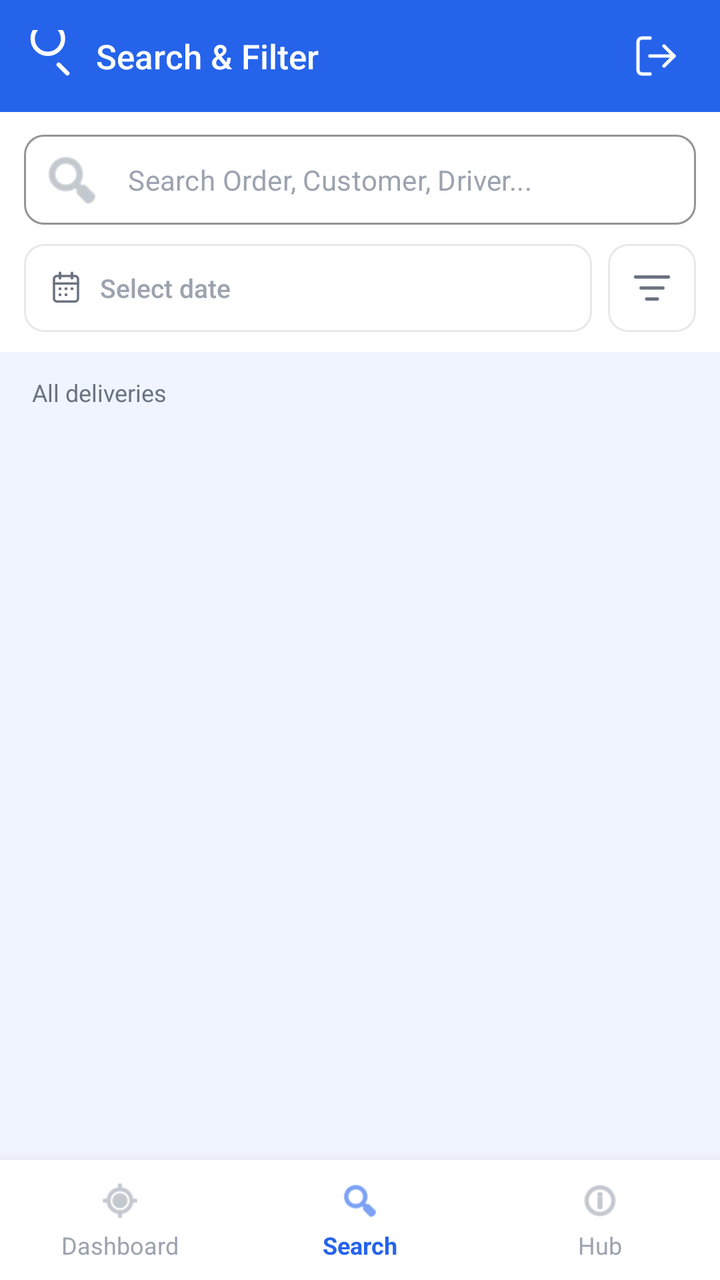
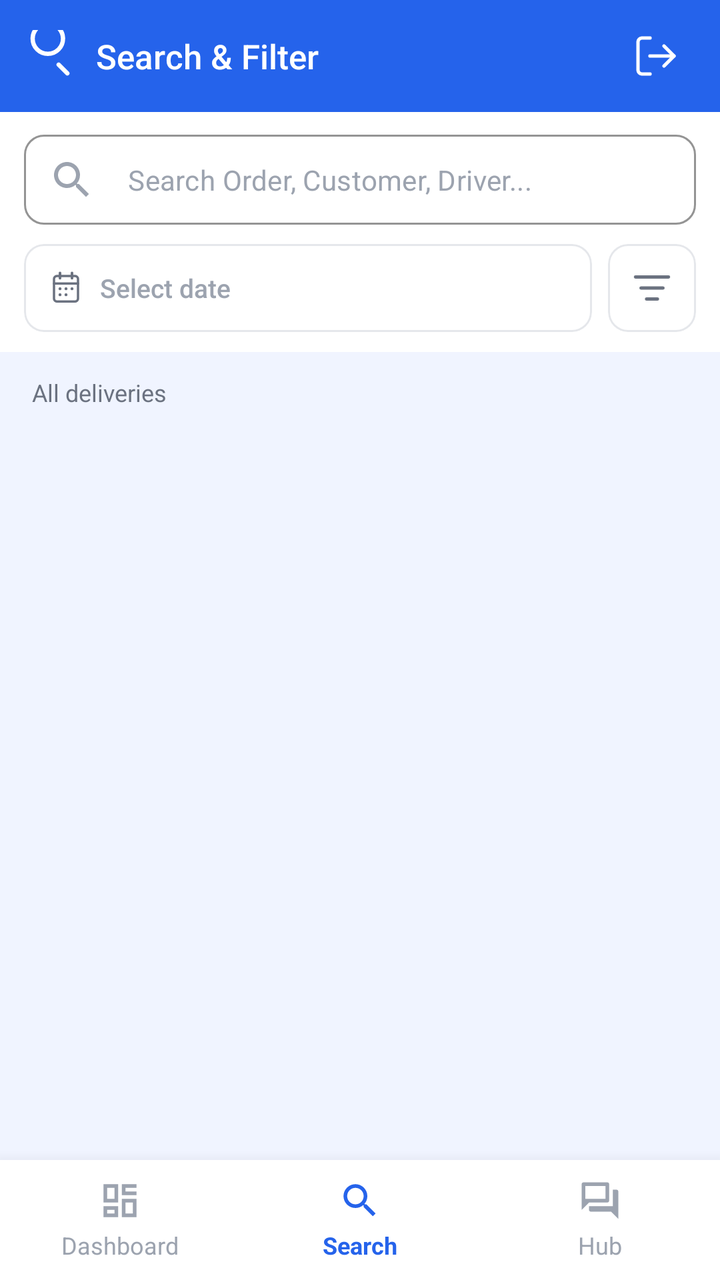

Two renders of the same Android screen: before a commit and after it. Below are the layout's source before the change and the commit's diff.
<!-- AndroidManifest.xml: application theme Theme.APPLICATIONMOBILESUPERVISIONDESLIVRAISONS -->
<!-- res/layout/activity_search.xml -->
<?xml version="1.0" encoding="utf-8"?>
<androidx.constraintlayout.widget.ConstraintLayout
    xmlns:android="http://schemas.android.com/apk/res/android"
    xmlns:app="http://schemas.android.com/apk/res-auto"
    android:layout_width="match_parent"
    android:layout_height="match_parent"
    android:background="#F0F4FF">

    
    <LinearLayout
        android:baselineAligned="false"
        android:id="@+id/top_bar"
        android:layout_width="match_parent"
        android:layout_height="56dp"
        android:background="#2563EB"
        android:gravity="center_vertical"
        android:orientation="horizontal"
        android:paddingStart="12dp"
        android:paddingEnd="16dp"
        app:layout_constraintTop_toTopOf="parent">

        
        <ImageView
            android:layout_width="26dp"
            android:layout_height="26dp"
            android:layout_marginEnd="10dp"
            android:contentDescription="Search icon"
            android:src="@drawable/ic_search_header"
            app:tint="#FFFFFF" />

        <TextView
            android:layout_width="0dp"
            android:layout_height="wrap_content"
            android:layout_weight="1"
            android:fontFamily="sans-serif-medium"
            android:text="Search &amp; Filter"
            android:textColor="#FFFFFF"
            android:textSize="17sp" />

        
        <ImageButton
            android:id="@+id/btn_back"
            android:layout_width="32dp"
            android:layout_height="32dp"
            android:background="?attr/selectableItemBackground"
            android:contentDescription="Back"
            android:src="@drawable/ic_logout"
            app:tint="#FFFFFF" />

    </LinearLayout>

    
    <LinearLayout
        android:baselineAligned="false"
        android:id="@+id/row_search"
        android:layout_width="match_parent"
        android:layout_height="wrap_content"
        android:orientation="vertical"
        android:background="#FFFFFF"
        android:paddingStart="12dp"
        android:paddingEnd="12dp"
        android:paddingTop="10dp"
        android:paddingBottom="10dp"
        app:layout_constraintTop_toBottomOf="@id/top_bar">

        
        <com.google.android.material.textfield.TextInputLayout
            android:id="@+id/til_search"
            style="@style/Widget.MaterialComponents.TextInputLayout.OutlinedBox.Dense"
            android:layout_width="match_parent"
            android:layout_height="wrap_content"
            android:layout_marginBottom="8dp"
            app:boxBackgroundColor="#FFFFFF"
            app:boxCornerRadiusBottomEnd="10dp"
            app:boxCornerRadiusBottomStart="10dp"
            app:boxCornerRadiusTopEnd="10dp"
            app:boxCornerRadiusTopStart="10dp"
            app:boxStrokeColor="#E5E7EB"
            app:boxStrokeWidth="1dp"
            app:hintEnabled="false"
            app:startIconDrawable="@android:drawable/ic_menu_search"
            app:startIconTint="#9CA3AF">

            <com.google.android.material.textfield.TextInputEditText
                android:id="@+id/edit_search"
                android:layout_width="match_parent"
                android:layout_height="wrap_content"
                android:hint="Search Order, Customer, Driver..."
                android:imeOptions="actionSearch"
                android:inputType="text"
                android:textColor="#111827"
                android:textColorHint="#9CA3AF"
                android:textSize="14sp" />

        </com.google.android.material.textfield.TextInputLayout>

        
        <LinearLayout
        android:baselineAligned="false"
            android:layout_width="match_parent"
            android:layout_height="44dp"
            android:gravity="center_vertical"
            android:orientation="horizontal">

            
            <com.google.android.material.card.MaterialCardView
                android:id="@+id/card_date"
                android:layout_width="0dp"
                android:layout_height="44dp"
                android:layout_weight="1"
                android:layout_marginEnd="8dp"
                app:cardBackgroundColor="#FFFFFF"
                app:cardCornerRadius="10dp"
                app:cardElevation="0dp"
                app:strokeColor="#E5E7EB"
                app:strokeWidth="1dp">

                <LinearLayout
                    android:layout_width="match_parent"
                    android:layout_height="match_parent"
                    android:gravity="center_vertical"
                    android:orientation="horizontal"
                    android:paddingStart="12dp"
                    android:paddingEnd="6dp">

                    <ImageView
                        android:layout_width="18dp"
                        android:layout_height="18dp"
                        android:contentDescription="Calendar"
                        android:src="@drawable/ic_calendar"
                        app:tint="#6B7280" />

                    <TextView
                        android:id="@+id/edit_date"
                        android:layout_width="0dp"
                        android:layout_height="wrap_content"
                        android:layout_weight="1"
                        android:layout_marginStart="8dp"
                        android:fontFamily="sans-serif-medium"
                        android:hint="Select date"
                        android:textColor="#111827"
                        android:textColorHint="#9CA3AF"
                        android:textSize="13sp" />

                    <ImageButton
                        android:id="@+id/btn_clear_date"
                        android:layout_width="28dp"
                        android:layout_height="28dp"
                        android:background="?attr/selectableItemBackgroundBorderless"
                        android:contentDescription="Clear date"
                        android:src="@android:drawable/ic_menu_close_clear_cancel"
                        android:visibility="gone"
                        app:tint="#9CA3AF" />

                </LinearLayout>

            </com.google.android.material.card.MaterialCardView>

            
            <com.google.android.material.card.MaterialCardView
                android:id="@+id/btn_filter"
                android:layout_width="44dp"
                android:layout_height="44dp"
                app:cardBackgroundColor="#FFFFFF"
                app:cardCornerRadius="10dp"
                app:cardElevation="0dp"
                app:strokeColor="#E5E7EB"
                app:strokeWidth="1dp">

                <ImageView
                    android:layout_width="22dp"
                    android:layout_height="22dp"
                    android:layout_gravity="center"
                    android:contentDescription="Filter"
                    android:src="@drawable/ic_filter"
                    app:tint="#6B7280" />

            </com.google.android.material.card.MaterialCardView>

        </LinearLayout>

    </LinearLayout>

    
    <TextView
        android:id="@+id/tv_results_count"
        android:layout_width="match_parent"
        android:layout_height="wrap_content"
        android:paddingStart="16dp"
        android:paddingEnd="16dp"
        android:paddingTop="12dp"
        android:paddingBottom="4dp"
        android:text="All deliveries"
        android:textColor="#6B7280"
        android:textSize="12sp"
        app:layout_constraintTop_toBottomOf="@id/row_search" />

    
    <androidx.recyclerview.widget.RecyclerView
        android:id="@+id/recycler_search"
        android:layout_width="match_parent"
        android:layout_height="0dp"
        android:paddingBottom="72dp"
        android:clipToPadding="false"
        app:layout_constraintTop_toBottomOf="@id/tv_results_count"
        app:layout_constraintBottom_toTopOf="@id/bottom_nav" />

    
    <LinearLayout
        android:baselineAligned="false"
        android:id="@+id/layout_empty"
        android:layout_width="match_parent"
        android:layout_height="0dp"
        android:gravity="center"
        android:orientation="vertical"
        android:visibility="gone"
        app:layout_constraintTop_toBottomOf="@id/tv_results_count"
        app:layout_constraintBottom_toTopOf="@id/bottom_nav">

        <ImageView
        android:contentDescription="@null"
            android:layout_width="64dp"
            android:layout_height="64dp"
            android:src="@android:drawable/ic_menu_search"
            app:tint="#D1D5DB" />

        <TextView
            android:layout_width="wrap_content"
            android:layout_height="wrap_content"
            android:layout_marginTop="12dp"
            android:text="No results found"
            android:textColor="#6B7280"
            android:textSize="16sp"
            android:textStyle="bold" />

        <TextView
            android:layout_width="wrap_content"
            android:layout_height="wrap_content"
            android:layout_marginTop="6dp"
            android:text="Try a different name, order ID or city"
            android:textColor="#9CA3AF"
            android:textSize="13sp" />

    </LinearLayout>

    
    <LinearLayout
        android:baselineAligned="false"
        android:id="@+id/bottom_nav"
        android:layout_width="match_parent"
        android:layout_height="60dp"
        android:background="#FFFFFF"
        android:elevation="12dp"
        android:orientation="horizontal"
        app:layout_constraintBottom_toBottomOf="parent">

        
        <LinearLayout
        android:baselineAligned="false"
            android:id="@+id/tab_dashboard"
            android:layout_width="0dp"
            android:layout_height="match_parent"
            android:layout_weight="1"
            android:gravity="center"
            android:orientation="vertical">

            <ImageView
        android:contentDescription="@null"
                android:layout_width="22dp"
                android:layout_height="22dp"
                android:src="@android:drawable/ic_menu_mylocation"
                app:tint="#9CA3AF" />

            <TextView
                android:layout_width="wrap_content"
                android:layout_height="wrap_content"
                android:layout_marginTop="3dp"
                android:text="Dashboard"
                android:textColor="#9CA3AF"
                android:textSize="12sp" />

        </LinearLayout>

        
        <LinearLayout
        android:baselineAligned="false"
            android:layout_width="0dp"
            android:layout_height="match_parent"
            android:layout_weight="1"
            android:gravity="center"
            android:orientation="vertical">

            <ImageView
        android:contentDescription="@null"
                android:layout_width="22dp"
                android:layout_height="22dp"
                android:src="@android:drawable/ic_menu_search"
                app:tint="#2563EB" />

            <TextView
                android:layout_width="wrap_content"
                android:layout_height="wrap_content"
                android:layout_marginTop="3dp"
                android:text="Search"
                android:textColor="#2563EB"
                android:textSize="12sp"
                android:textStyle="bold" />

        </LinearLayout>

        
        <LinearLayout
        android:baselineAligned="false"
            android:id="@+id/tab_hub"
            android:layout_width="0dp"
            android:layout_height="match_parent"
            android:layout_weight="1"
            android:gravity="center"
            android:orientation="vertical">

            <ImageView
        android:contentDescription="@null"
                android:layout_width="22dp"
                android:layout_height="22dp"
                android:src="@android:drawable/ic_menu_info_details"
                app:tint="#9CA3AF" />

            <TextView
                android:layout_width="wrap_content"
                android:layout_height="wrap_content"
                android:layout_marginTop="3dp"
                android:text="Hub"
                android:textColor="#9CA3AF"
                android:textSize="12sp" />

        </LinearLayout>

    </LinearLayout>

</androidx.constraintlayout.widget.ConstraintLayout>
<!-- resources referenced by this layout -->
<resources>
  <!-- drawable ic_filter (drawable) -->
  <?xml version="1.0" encoding="utf-8"?>
  <vector xmlns:android="http://schemas.android.com/apk/res/android"
      android:width="24dp"
      android:height="24dp"
      android:viewportWidth="24"
      android:viewportHeight="24">
  
      
      <path
          android:fillColor="@android:color/transparent"
          android:strokeColor="#6B7280"
          android:strokeWidth="1.8"
          android:strokeLineCap="round"
          android:pathData="M3,6 L21,6" />
  
      
      <path
          android:fillColor="@android:color/transparent"
          android:strokeColor="#6B7280"
          android:strokeWidth="1.8"
          android:strokeLineCap="round"
          android:pathData="M6,12 L18,12" />
  
      
      <path
          android:fillColor="@android:color/transparent"
          android:strokeColor="#6B7280"
          android:strokeWidth="1.8"
          android:strokeLineCap="round"
          android:pathData="M9,18 L15,18" />
  
  </vector>
  <!-- drawable ic_search_header (drawable) -->
  <?xml version="1.0" encoding="utf-8"?>
  <vector xmlns:android="http://schemas.android.com/apk/res/android"
      android:width="24dp"
      android:height="24dp"
      android:viewportWidth="24"
      android:viewportHeight="24">
  
      
      <path
          android:fillColor="@android:color/transparent"
          android:strokeColor="#FFFFFF"
          android:strokeWidth="2"
          android:strokeLineCap="round"
          android:pathData="M11,4 m-7,0 a7,7 0 1,0 14,0 a7,7 0 1,0 -14,0" />
  
      
      <path
          android:fillColor="@android:color/transparent"
          android:strokeColor="#FFFFFF"
          android:strokeWidth="2"
          android:strokeLineCap="round"
          android:pathData="M16,16 L20,20" />
  
  </vector>
  <style name="Theme.APPLICATIONMOBILESUPERVISIONDESLIVRAISONS" parent="Base.Theme.APPLICATIONMOBILESUPERVISIONDESLIVRAISONS" />
  <style name="Base.Theme.APPLICATIONMOBILESUPERVISIONDESLIVRAISONS" parent="Theme.Material3.DayNight.NoActionBar">
          
          
      </style>
  <!-- unchanged entries left out for length: 2 -->
</resources>

<!-- the commit's change to res/layout/activity_search.xml (unified diff, before → after) -->
@@ -78,7 +78,7 @@
             app:boxStrokeColor="#E5E7EB"
             app:boxStrokeWidth="1dp"
             app:hintEnabled="false"
-            app:startIconDrawable="@android:drawable/ic_menu_search"
+            app:startIconDrawable="@drawable/ic_search_modern"
             app:startIconTint="#9CA3AF">
 
             <com.google.android.material.textfield.TextInputEditText
@@ -221,7 +221,7 @@
         android:contentDescription="@null"
             android:layout_width="64dp"
             android:layout_height="64dp"
-            android:src="@android:drawable/ic_menu_search"
+            android:src="@drawable/ic_search_modern"
             app:tint="#D1D5DB" />
 
         <TextView
@@ -262,13 +262,16 @@
             android:layout_height="match_parent"
             android:layout_weight="1"
             android:gravity="center"
-            android:orientation="vertical">
+            android:orientation="vertical"
+            android:clickable="true"
+            android:focusable="true"
+            android:background="?attr/selectableItemBackgroundBorderless">
 
             <ImageView
         android:contentDescription="@null"
                 android:layout_width="22dp"
                 android:layout_height="22dp"
-                android:src="@android:drawable/ic_menu_mylocation"
+                android:src="@drawable/ic_dashboard_modern"
                 app:tint="#9CA3AF" />
 
             <TextView
@@ -288,13 +291,16 @@
             android:layout_height="match_parent"
             android:layout_weight="1"
             android:gravity="center"
-            android:orientation="vertical">
+            android:orientation="vertical"
+            android:clickable="true"
+            android:focusable="true"
+            android:background="?attr/selectableItemBackgroundBorderless">
 
             <ImageView
         android:contentDescription="@null"
                 android:layout_width="22dp"
                 android:layout_height="22dp"
-                android:src="@android:drawable/ic_menu_search"
+                android:src="@drawable/ic_search_modern"
                 app:tint="#2563EB" />
 
             <TextView
@@ -316,13 +322,16 @@
             android:layout_height="match_parent"
             android:layout_weight="1"
             android:gravity="center"
-            android:orientation="vertical">
+            android:orientation="vertical"
+            android:clickable="true"
+            android:focusable="true"
+            android:background="?attr/selectableItemBackgroundBorderless">
 
             <ImageView
         android:contentDescription="@null"
                 android:layout_width="22dp"
                 android:layout_height="22dp"
-                android:src="@android:drawable/ic_menu_info_details"
+                android:src="@drawable/ic_hub_modern"
                 app:tint="#9CA3AF" />
 
             <TextView
<!-- resource entries referenced after the edit -->
@@ -1,5 +1,15 @@
 <!-- resources referenced by this layout -->
 <resources>
+  <!-- drawable ic_dashboard_modern (drawable) -->
+  <vector xmlns:android="http://schemas.android.com/apk/res/android"
+      android:width="24dp"
+      android:height="24dp"
+      android:viewportWidth="24"
+      android:viewportHeight="24">
+    <path
+        android:pathData="M13,3v6h8V3H13z M21,7h-6V5h6V7z M3,21h8v-6H3V21z M5,17h4v2H5V17z M3,13h8V3H3V13z M5,5h4v6H5V5z M13,21h8v-10h-8V21z M15,13h4v6h-4V13z"
+        android:fillColor="#000000"/>
+  </vector>
   <!-- drawable ic_filter (drawable) -->
   <?xml version="1.0" encoding="utf-8"?>
   <vector xmlns:android="http://schemas.android.com/apk/res/android"
@@ -33,6 +43,16 @@
           android:pathData="M9,18 L15,18" />
   
   </vector>
+  <!-- drawable ic_hub_modern (drawable) -->
+  <vector xmlns:android="http://schemas.android.com/apk/res/android"
+      android:width="24dp"
+      android:height="24dp"
+      android:viewportWidth="24"
+      android:viewportHeight="24">
+    <path
+        android:pathData="M21,6h-2v9H6v2c0,0.55 0.45,1 1,1h11l4,4V7C22,6.45 21.55,6 21,6zM17,12V3c0,-0.55 -0.45,-1 -1,-1H3C2.45,2 2,2.45 2,3v14l4,-4h10C16.55,13 17,12.55 17,12zM15,11H4V4h11V11z"
+        android:fillColor="#000000"/>
+  </vector>
   <!-- drawable ic_search_header (drawable) -->
   <?xml version="1.0" encoding="utf-8"?>
   <vector xmlns:android="http://schemas.android.com/apk/res/android"
@@ -58,10 +78,22 @@
           android:pathData="M16,16 L20,20" />
   
   </vector>
+  <!-- drawable ic_search_modern (drawable) -->
+  <vector xmlns:android="http://schemas.android.com/apk/res/android"
+      android:width="24dp"
+      android:height="24dp"
+      android:viewportWidth="24"
+      android:viewportHeight="24">
+    <path
+        android:pathData="M15.5,14h-0.79l-0.28,-0.27C15.41,12.59 16,11.11 16,9.5 16,5.91 13.09,3 9.5,3S3,5.91 3,9.5 5.91,16 9.5,16c1.61,0 3.09,-0.59 4.23,-1.57l0.27,0.28v0.79l5,4.99L20.49,19l-4.99,-5zM9.5,14C7.01,14 5,11.99 5,9.5S7.01,5 9.5,5 14,7.01 14,9.5 11.99,14 9.5,14z"
+        android:fillColor="#000000"/>
+  </vector>
   <style name="Theme.APPLICATIONMOBILESUPERVISIONDESLIVRAISONS" parent="Base.Theme.APPLICATIONMOBILESUPERVISIONDESLIVRAISONS" />
   <style name="Base.Theme.APPLICATIONMOBILESUPERVISIONDESLIVRAISONS" parent="Theme.Material3.DayNight.NoActionBar">
           
-          
+          <item name="android:windowActivityTransitions">true</item>
+          <item name="android:windowEnterTransition">@android:transition/fade</item>
+          <item name="android:windowExitTransition">@android:transition/fade</item>
       </style>
   <!-- unchanged entries left out for length: 2 -->
 </resources>
